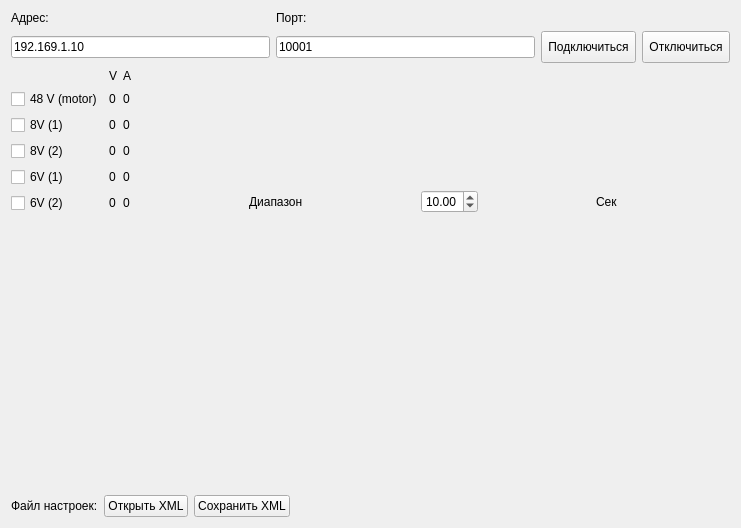
Old version of the form AR600Controller.ui in the repository AlexanderMokhov/AR-600Controller.
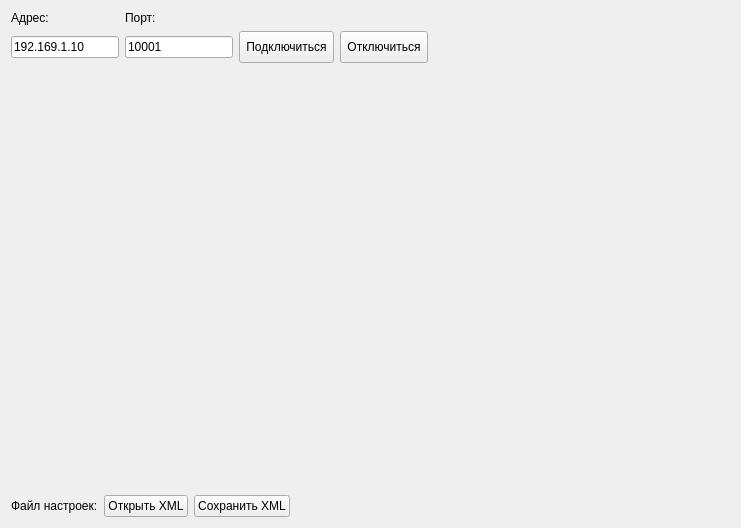
New version of the form. Custom widgets are drawn as their Qt base class.

```diff
--- a/AR600Controller.ui
+++ b/AR600Controller.ui
@@ -13,16 +13,9 @@
   <property name="windowTitle">
    <string>AR-600E Controller</string>
   </property>
-  <layout class="QGridLayout" name="gridLayout_6" rowstretch="0,10,0" columnstretch="0,10,0">
+  <layout class="QGridLayout" name="gridLayout_3" rowstretch="0,10,0" columnstretch="0,0,10,0">
    <item row="0" column="0" colspan="2">
-    <layout class="QGridLayout" name="gridLayout_4" columnstretch="0,0,0">
-     <item row="0" column="2" rowspan="2">
-      <layout class="QVBoxLayout" name="DriverLogWidgetLayout">
-       <property name="sizeConstraint">
-        <enum>QLayout::SetFixedSize</enum>
-       </property>
-      </layout>
-     </item>
+    <layout class="QGridLayout" name="gridLayout" rowstretch="0,10" rowminimumheight="0,0">
      <item row="0" column="0" colspan="2">
       <layout class="QGridLayout" name="gridLayout_2">
        <item row="0" column="0">
@@ -82,200 +75,31 @@
       </layout>
      </item>
      <item row="1" column="0">
-      <layout class="QGridLayout" name="gridLayout">
-       <property name="sizeConstraint">
-        <enum>QLayout::SetMaximumSize</enum>
-       </property>
-       <item row="0" column="2">
-        <widget class="QLabel" name="label_15">
-         <property name="text">
-          <string>A</string>
-         </property>
-        </widget>
-       </item>
-       <item row="1" column="0">
-        <widget class="QCheckBox" name="checkBox48V">
-         <property name="text">
-          <string>48 V (motor)</string>
-         </property>
-        </widget>
-       </item>
-       <item row="1" column="1">
-        <widget class="QLabel" name="label_48V">
-         <property name="text">
-          <string>0</string>
-         </property>
-        </widget>
-       </item>
-       <item row="0" column="1">
-        <widget class="QLabel" name="label_14">
-         <property name="text">
-          <string>V</string>
-         </property>
-        </widget>
-       </item>
-       <item row="4" column="1">
-        <widget class="QLabel" name="label_61V">
-         <property name="text">
-          <string>0</string>
-         </property>
-        </widget>
-       </item>
-       <item row="4" column="2">
-        <widget class="QLabel" name="label_61A">
-         <property name="text">
-          <string>0</string>
-         </property>
-        </widget>
-       </item>
-       <item row="5" column="0">
-        <widget class="QCheckBox" name="checkBox6V2">
-         <property name="text">
-          <string>6V (2)</string>
-         </property>
-        </widget>
-       </item>
-       <item row="5" column="1">
-        <widget class="QLabel" name="label_62V">
-         <property name="text">
-          <string>0</string>
-         </property>
-        </widget>
-       </item>
-       <item row="5" column="2">
-        <widget class="QLabel" name="label_62A">
-         <property name="text">
-          <string>0</string>
-         </property>
-        </widget>
-       </item>
-       <item row="1" column="2">
-        <widget class="QLabel" name="label_48A">
-         <property name="text">
-          <string>0</string>
-         </property>
-        </widget>
-       </item>
-       <item row="2" column="0">
-        <widget class="QCheckBox" name="checkBox8V1">
-         <property name="text">
-          <string>8V (1)</string>
-         </property>
-        </widget>
-       </item>
-       <item row="2" column="1">
-        <widget class="QLabel" name="label_81V">
-         <property name="text">
-          <string>0</string>
-         </property>
-        </widget>
-       </item>
-       <item row="2" column="2">
-        <widget class="QLabel" name="label_81A">
-         <property name="text">
-          <string>0</string>
-         </property>
-        </widget>
-       </item>
-       <item row="3" column="0">
-        <widget class="QCheckBox" name="checkBox8V2">
-         <property name="text">
-          <string>8V (2)</string>
-         </property>
-        </widget>
-       </item>
-       <item row="3" column="1">
-        <widget class="QLabel" name="label_82V">
-         <property name="text">
-          <string>0</string>
-         </property>
-        </widget>
-       </item>
-       <item row="3" column="2">
-        <widget class="QLabel" name="label_82A">
-         <property name="text">
-          <string>0</string>
-         </property>
-        </widget>
-       </item>
-       <item row="4" column="0">
-        <widget class="QCheckBox" name="checkBox6V1">
-         <property name="text">
-          <string>6V (1)</string>
-         </property>
-        </widget>
-       </item>
-      </layout>
+      <layout class="QVBoxLayout" name="PowerLayout"/>
      </item>
      <item row="1" column="1">
-      <layout class="QGridLayout" name="gridLayout_3">
+      <layout class="QVBoxLayout" name="DriverLogWidgetLayout">
        <property name="sizeConstraint">
-        <enum>QLayout::SetMaximumSize</enum>
+        <enum>QLayout::SetFixedSize</enum>
        </property>
-       <item row="0" column="1">
-        <widget class="QCustomPlot" name="Plot" native="true">
-         <property name="sizePolicy">
-          <sizepolicy hsizetype="Expanding" vsizetype="Expanding">
-           <horstretch>0</horstretch>
-           <verstretch>0</verstretch>
-          </sizepolicy>
-         </property>
-         <property name="baseSize">
-          <size>
-           <width>0</width>
-           <height>0</height>
-          </size>
-         </property>
-        </widget>
-       </item>
-       <item row="1" column="1">
-        <layout class="QHBoxLayout" name="horizontalLayout">
-         <item>
-          <widget class="QLabel" name="label_4">
-           <property name="sizePolicy">
-            <sizepolicy hsizetype="Fixed" vsizetype="Preferred">
-             <horstretch>0</horstretch>
-             <verstretch>0</verstretch>
-            </sizepolicy>
-           </property>
-           <property name="text">
-            <string>Диапазон</string>
-           </property>
-          </widget>
-         </item>
-         <item>
-          <widget class="QDoubleSpinBox" name="doubleSpinBox">
-           <property name="sizePolicy">
-            <sizepolicy hsizetype="Maximum" vsizetype="Fixed">
-             <horstretch>0</horstretch>
-             <verstretch>0</verstretch>
-            </sizepolicy>
-           </property>
-           <property name="value">
-            <double>10.000000000000000</double>
-           </property>
-          </widget>
-         </item>
-         <item>
-          <widget class="QLabel" name="label_5">
-           <property name="sizePolicy">
-            <sizepolicy hsizetype="Fixed" vsizetype="Preferred">
-             <horstretch>0</horstretch>
-             <verstretch>0</verstretch>
-            </sizepolicy>
-           </property>
-           <property name="text">
-            <string>Сек</string>
-           </property>
-          </widget>
-         </item>
-        </layout>
-       </item>
       </layout>
      </item>
     </layout>
    </item>
-   <item row="0" column="2" rowspan="3">
+   <item row="0" column="2">
+    <spacer name="horizontalSpacer">
+     <property name="orientation">
+      <enum>Qt::Horizontal</enum>
+     </property>
+     <property name="sizeHint" stdset="0">
+      <size>
+       <width>244</width>
+       <height>20</height>
+      </size>
+     </property>
+    </spacer>
+   </item>
+   <item row="0" column="3" rowspan="3">
     <layout class="QGridLayout" name="gridLayout_5" rowstretch="2,8">
      <item row="0" column="0">
       <layout class="QHBoxLayout" name="CommandControlLayout">
@@ -293,7 +117,7 @@
      </item>
     </layout>
    </item>
-   <item row="1" column="0" colspan="2">
+   <item row="1" column="0" colspan="3">
     <layout class="QVBoxLayout" name="ChannelTableLayout">
      <property name="sizeConstraint">
       <enum>QLayout::SetFixedSize</enum>
@@ -325,7 +149,7 @@
      </item>
     </layout>
    </item>
-   <item row="2" column="1">
+   <item row="2" column="1" colspan="2">
     <spacer name="horizontalSpacer_3">
      <property name="orientation">
       <enum>Qt::Horizontal</enum>
@@ -344,14 +168,6 @@
   <zorder>verticalLayoutWidget</zorder>
  </widget>
  <layoutdefault spacing="6" margin="11"/>
- <customwidgets>
-  <customwidget>
-   <class>QCustomPlot</class>
-   <extends>QWidget</extends>
-   <header>qcustomplot.h</header>
-   <container>1</container>
-  </customwidget>
- </customwidgets>
  <resources/>
  <connections>
   <connection>
```
Left out of the diff: 111 changed lines with no effect on the pictures.
